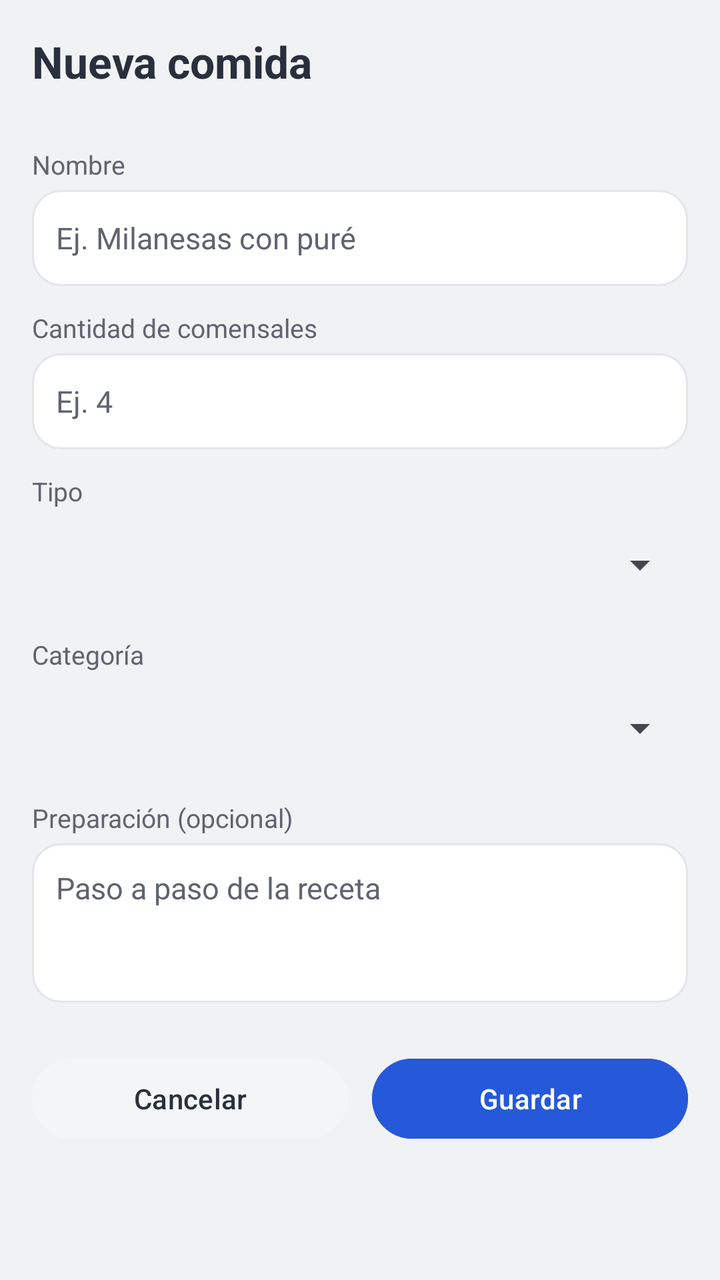
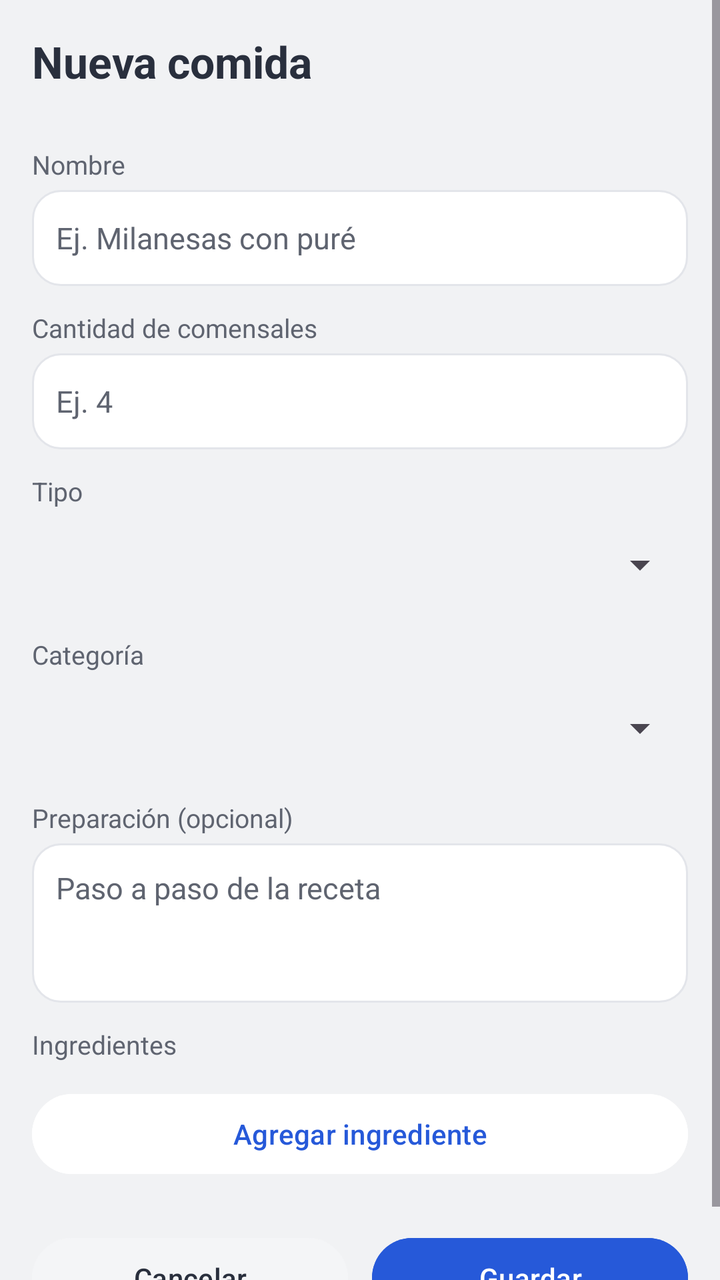

Compare the two renders of this Android layout. The source of the first and the diff that turns it into the second are given below.
<!-- AndroidManifest.xml: application theme Theme.MenuCompras -->
<!-- res/layout/activity_editar_comida.xml -->
<?xml version="1.0" encoding="utf-8"?>
<ScrollView xmlns:android="http://schemas.android.com/apk/res/android"
    android:layout_width="match_parent"
    android:layout_height="match_parent"
    android:background="@color/mc_bg">

    <LinearLayout
        android:layout_width="match_parent"
        android:layout_height="wrap_content"
        android:orientation="vertical"
        android:padding="16dp">

        <TextView
            android:id="@+id/tv_titulo_comida"
            android:layout_width="wrap_content"
            android:layout_height="wrap_content"
            android:textColor="@color/mc_ink"
            android:textSize="22sp"
            android:textStyle="bold"
            android:layout_marginBottom="16dp"
            android:text="Nueva comida" />

        
        <TextView style="@style/McLabel" android:text="Nombre" />
        <EditText
            android:id="@+id/et_nombre_comida"
            style="@style/McInput"
            android:inputType="textCapSentences"
            android:hint="Ej. Milanesas con puré" />

        
        <TextView style="@style/McLabel" android:text="Cantidad de comensales" />
        <EditText
            android:id="@+id/et_comensales"
            style="@style/McInput"
            android:inputType="number"
            android:hint="Ej. 4" />

        
        <TextView style="@style/McLabel" android:text="Tipo" />
        <Spinner
            android:id="@+id/sp_tipo_comida"
            android:layout_width="match_parent"
            android:layout_height="48dp"
            android:layout_marginTop="4dp" />

        
        <TextView style="@style/McLabel" android:text="Categoría" />
        <Spinner
            android:id="@+id/sp_categoria_comida"
            android:layout_width="match_parent"
            android:layout_height="48dp"
            android:layout_marginTop="4dp" />

        
        <TextView style="@style/McLabel" android:text="Preparación (opcional)" />
        <EditText
            android:id="@+id/et_preparacion"
            style="@style/McInput"
            android:inputType="textMultiLine|textCapSentences"
            android:minLines="3"
            android:gravity="top"
            android:hint="Paso a paso de la receta" />

        
        <Button
            android:id="@+id/btn_borrar_comida"
            android:layout_width="match_parent"
            android:layout_height="48dp"
            android:layout_marginTop="16dp"
            android:text="Eliminar comida"
            android:textColor="@color/mc_accent_ink"
            android:backgroundTint="@color/mc_danger"
            android:visibility="gone" />

        
        <LinearLayout
            android:layout_width="match_parent"
            android:layout_height="wrap_content"
            android:orientation="horizontal"
            android:layout_marginTop="24dp">

            <Button
                android:id="@+id/btn_cancelar_comida"
                android:layout_width="0dp"
                android:layout_height="48dp"
                android:layout_weight="1"
                android:text="Cancelar"
                android:textColor="@color/mc_ink"
                android:backgroundTint="@color/mc_band" />

            <Button
                android:id="@+id/btn_guardar_comida"
                android:layout_width="0dp"
                android:layout_height="48dp"
                android:layout_weight="1"
                android:layout_marginStart="12dp"
                android:text="Guardar"
                android:textColor="@color/mc_accent_ink"
                android:backgroundTint="@color/mc_accent" />

        </LinearLayout>

    </LinearLayout>
</ScrollView>
<!-- resources referenced by this layout -->
<resources>
  <color name="mc_accent">#2659D9</color>
  <color name="mc_accent_ink">#FFFFFF</color>
  <color name="mc_band">#F4F5F7</color>
  <color name="mc_bg">#F1F2F4</color>
  <color name="mc_danger">#D64545</color>
  <color name="mc_ink">#292F3D</color>
  <style name="McInput">
          <item name="android:layout_width">match_parent</item>
          <item name="android:layout_height">wrap_content</item>
          <item name="android:layout_marginTop">4dp</item>
          <item name="android:background">@drawable/bg_card</item>
          <item name="android:padding">12dp</item>
          <item name="android:minHeight">48dp</item>
          <item name="android:textColor">@color/mc_ink</item>
          <item name="android:textSize">15sp</item>
          <item name="android:textColorHint">@color/mc_muted</item>
      </style>
  <style name="McLabel">
          <item name="android:layout_width">wrap_content</item>
          <item name="android:layout_height">wrap_content</item>
          <item name="android:layout_marginTop">12dp</item>
          <item name="android:textColor">@color/mc_muted</item>
          <item name="android:textSize">13sp</item>
      </style>
  <style name="Theme.MenuCompras" parent="Base.Theme.MenuCompras" />
  <!-- drawable bg_card (drawable) -->
  <?xml version="1.0" encoding="utf-8"?>
  <shape xmlns:android="http://schemas.android.com/apk/res/android"
      android:shape="rectangle">
      <solid android:color="@color/mc_surface" />
      <corners android:radius="14dp" />
      <stroke android:width="1dp" android:color="@color/mc_line" />
  </shape>
  <color name="mc_muted">#5F6470</color>
  <style name="Base.Theme.MenuCompras" parent="Theme.Material3.DayNight.NoActionBar">
          
          
      </style>
  <color name="mc_surface">#FFFFFF</color>
  <color name="mc_line">#E3E5EA</color>
</resources>

<!-- the commit's change to res/layout/activity_editar_comida.xml (unified diff, before → after) -->
@@ -63,6 +63,25 @@
             android:hint="Paso a paso de la receta" />
 
         
+        <TextView style="@style/McLabel" android:text="Ingredientes" />
+
+        <LinearLayout
+            android:id="@+id/ll_ingredientes"
+            android:layout_width="match_parent"
+            android:layout_height="wrap_content"
+            android:orientation="vertical"
+            android:layout_marginTop="4dp" />
+
+        <Button
+            android:id="@+id/btn_agregar_ingrediente"
+            android:layout_width="match_parent"
+            android:layout_height="48dp"
+            android:layout_marginTop="8dp"
+            android:text="Agregar ingrediente"
+            android:textColor="@color/mc_accent"
+            android:backgroundTint="@color/mc_surface" />
+
+        
         <Button
             android:id="@+id/btn_borrar_comida"
             android:layout_width="match_parent"
